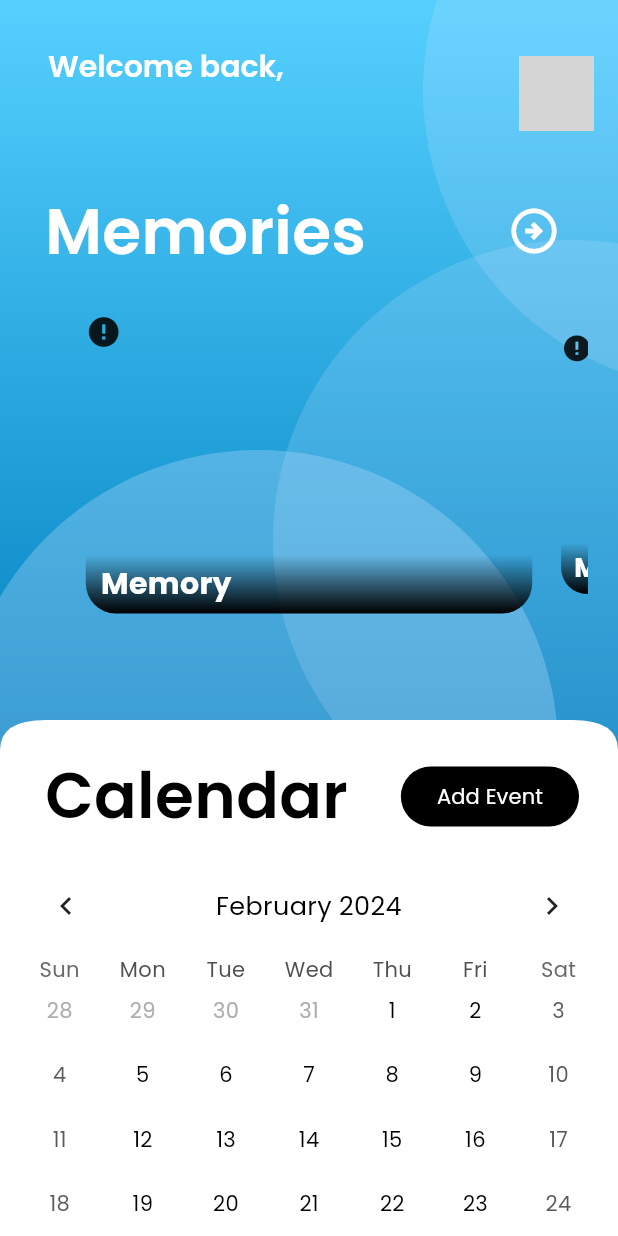
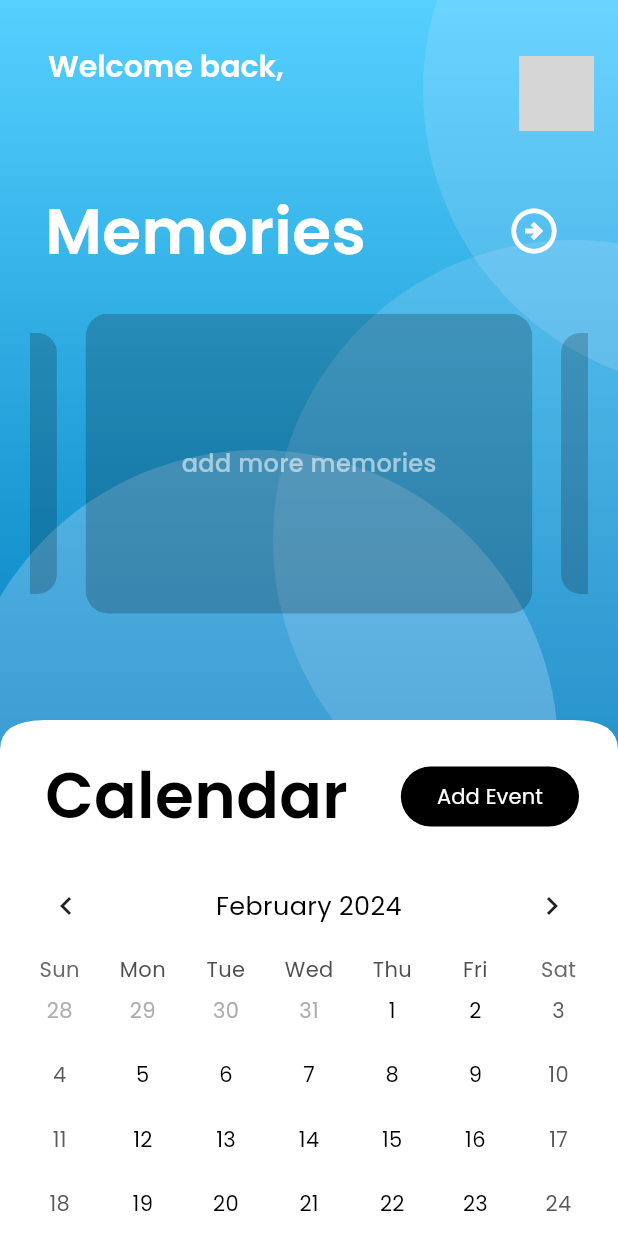
Before and after one commit to shiwangaryan/Second-Brain, a Flutter app: the HomeScreen screen opened directly, on a phone screen of 412 x 824 dp. Run offline on Flutter 3.47's test engine with Material 3 defaults, Android fonts, the phone set to English and light mode, and no system bars; drawn by our look-alikes of cached_network_image, carousel_slider, table_calendar; our stand-ins replace firebase_auth, firebase_core, flutter_spinkit, flutter_svg, get, google_sign_in and 6 more; missing offline and left inert: flutter_sound, google_gemini, pair; accounts and stored records are empty; generated files the repository leaves out were written again; network calls fail; grey boxes are pictures that could not be loaded.

Commit message:
added the feature of images from journal section showing randomly in the memory section for refreshing memory- Flutter|Hive

```diff
--- a/lib/features/home/screens/home/home.dart
+++ b/lib/features/home/screens/home/home.dart
@@ -564,7 +564,9 @@ class _HomeScreenState extends State<HomeScreen> {
                                       'https://www.pngitem.com/pimgs/m/146-1468479_my-profile-icon-blank-profile-picture-circle-hd.png',
                                 ),
                                 fit: BoxFit.cover,
-                                  ))),
+                              ),
+                            ),
+                          ),
                         )
                       ],
                     ),
--- a/lib/features/home/screens/home/widgets/image_carousel.dart
+++ b/lib/features/home/screens/home/widgets/image_carousel.dart
@@ -1,8 +1,21 @@
-import 'package:cached_network_image/cached_network_image.dart';
+import 'dart:io';
+import 'dart:math';
 import 'package:carousel_slider/carousel_slider.dart';
 import 'package:flutter/material.dart';
 import 'package:hive_flutter/hive_flutter.dart';
-// import 'package:solution_challenge_app/features/home/screens/home/widgets/addMemory.dart';
+
+List<dynamic> imageJounralsInfo() {
+  List<dynamic> ImageJournalsInfo = [];
+
+  final box = Hive.box('journal');
+  for (final key in box.keys) {
+    final object = box.get(key);
+    if (object['imagePaths'].length != 0) {
+      ImageJournalsInfo.add(object);
+    }
+  }
+  return ImageJournalsInfo;
+}
 
 class ImageCarousel extends StatefulWidget {
   const ImageCarousel({super.key});
@@ -12,35 +25,22 @@ class ImageCarousel extends StatefulWidget {
 }
 
 class _ImageCarouselState extends State<ImageCarousel> {
-  late List<dynamic> carouselImageAssets = [];
-  Future<void> getMemories() async {
-    final box = await Hive.openBox('memories');
-    final List<dynamic> memories = box.get('memories', defaultValue: [
-      {
-        'id': 'lol',
-        'image':
-            'https://plus.unsplash.com/premium_photo-1707413391465-82ac03dd5555',
-        'heading': "My second memory",
-        'content': "This is my second ever memory",
-        'audios': [],
-        'images': [],
-      },
-      {
-        'id': 'lol2',
-        'image': 'https://images.unsplash.com/photo-1707432777342-3cf708f95065',
-        'heading': "My first memory",
-        'content': "This is my first ever memory"
-      },
-    ]);
-    setState(() {
-      carouselImageAssets = memories;
-    });
-  }
+  List<dynamic> carouselImageAssets = imageJounralsInfo();
+  bool manyMemories = true;
+  Set<int> uniqueIndexSet = {};
+  List<int> uniqueIndexList = [];
 
   @override
   void initState() {
     super.initState();
-    getMemories();
+    manyMemories = carouselImageAssets.length >= 6;
+    if (manyMemories) {
+      Random rng = Random();
+      while (uniqueIndexSet.length <= 6) {
+        uniqueIndexSet.add(rng.nextInt(carouselImageAssets.length));
+      }
+      uniqueIndexList = uniqueIndexSet.toList();
+    }
   }
 
   @override
@@ -48,40 +48,78 @@ class _ImageCarouselState extends State<ImageCarousel> {
     return Column(
       mainAxisAlignment: MainAxisAlignment.center,
       children: [
-        CarouselSlider.builder(
+        manyMemories
+            ? CarouselSlider.builder(
+                itemCount: uniqueIndexList.length + 1,
+                itemBuilder: (context, index, realIndex) {
+                  if (index == uniqueIndexList.length) {
+                    return InkWell(
+                      onTap: () {},
+                      child: Center(
+                        child: Container(
+                          width: 380,
+                          height: 250,
+                          decoration: BoxDecoration(
+                            color: Colors.black.withOpacity(0.2),
+                            borderRadius: BorderRadius.circular(15),
+                          ),
+                          child: const Center(
+                            child: Text(
+                              'add more memories',
+                              style: TextStyle(
+                                fontSize: 16,
+                                color: Colors.white54,
+                                fontWeight: FontWeight.w500,
+                              ),
+                            ),
+                          ),
+                        ),
+                      ),
+                    );
+                  }
+                  return BuildImage(
+                    imageFile: carouselImageAssets[index]['imagePaths'][0],
+                    content: carouselImageAssets[index],
+                  );
+                },
+                options: CarouselOptions(
+                  height: 200,
+                  autoPlay: false,
+                  enlargeCenterPage: true,
+                ),
+              )
+            : CarouselSlider.builder(
                 itemCount: carouselImageAssets.length + 1,
                 itemBuilder: (context, index, realIndex) {
                   if (index == carouselImageAssets.length) {
-              return SizedBox(
-                  width: 300,
-                  height: 300,
+                    return InkWell(
+                      onTap: () {},
                       child: Center(
-                    child: Column(
-                      mainAxisAlignment: MainAxisAlignment.center,
-                      children: [
-                        ListTile(
-                          onTap: () {
-                            print('Add Memory');
-                            // Get.to(() => AddMemoryScreen());
-                          },
-                          title: Text('Add Memory'),
-                          trailing: Icon(Icons.add),
-                          visualDensity: VisualDensity.comfortable,
-                          shape: RoundedRectangleBorder(
-                            borderRadius: BorderRadius.circular(20),
+                        child: Container(
+                          width: 380,
+                          height: 250,
+                          decoration: BoxDecoration(
+                            color: Colors.black.withOpacity(0.2),
+                            borderRadius: BorderRadius.circular(15),
                           ),
-                          tileColor: Colors.grey[200],
+                          child: const Center(
+                            child: Text(
+                              'add more memories',
+                              style: TextStyle(
+                                fontSize: 16,
+                                color: Colors.white54,
+                                fontWeight: FontWeight.w500,
                               ),
-                        const ListTile(
-                          title: Text('View All memories'),
-                          trailing: Icon(Icons.arrow_forward_ios),
                             ),
-                      ],
                           ),
-                  ));
+                        ),
+                      ),
+                    );
                   }
-            final urlImage = carouselImageAssets[index]['image'];
-            return BuildImage(urlImage: urlImage ?? '');
+                  return BuildImage(
+                    imageFile: carouselImageAssets[index]['imagePaths'][0],
+                    content: carouselImageAssets[index],
+                  );
                 },
                 options: CarouselOptions(
                   height: 200,
@@ -97,52 +135,49 @@ class _ImageCarouselState extends State<ImageCarousel> {
 class BuildImage extends StatelessWidget {
   const BuildImage({
     super.key,
-    required this.urlImage,
+    required this.imageFile,
+    this.content,
   });
 
-  final String urlImage;
+  final String imageFile;
+  final dynamic content;
 
   @override
   Widget build(BuildContext context) {
-    return SizedBox(
-      width: 300,
-      height: 300,
+    final path = File(imageFile);
+    final String memoryTitle = content['heading'].length > 15
+        ? '${content['heading'].substring(0, 12)}...'
+        : content['heading'];
+    return InkWell(
+      onTap: () {},
       child: Stack(
         children: [
-          ClipRRect(
-            borderRadius: BorderRadius.circular(20),
-            child: CachedNetworkImage(
+          Container(
+            width: 380,
+            height: 250,
+            decoration: BoxDecoration(
+              image: DecorationImage(
+                image: FileImage(path),
                 fit: BoxFit.cover,
-              imageUrl: urlImage,
-              placeholder: (context, url) => const Center(
-                child: CircularProgressIndicator(),
               ),
-              errorWidget: (context, url, error) => const Icon(Icons.error),
+              borderRadius: BorderRadius.circular(15),
             ),
           ),
           Positioned(
-            bottom: 0,
-            left: 0,
-            right: 0,
+            bottom: 6,
+            left: 6,
             child: Container(
-              decoration: const BoxDecoration(
-                borderRadius: BorderRadius.only(
-                  bottomLeft: Radius.circular(20),
-                  bottomRight: Radius.circular(20),
+              decoration: BoxDecoration(
+                borderRadius: BorderRadius.circular(13),
+                color: Colors.black,
               ),
-                gradient: LinearGradient(
-                  colors: [Colors.black, Colors.transparent],
-                  begin: Alignment.bottomCenter,
-                  end: Alignment.topCenter,
-                ),
-              ),
-              padding: const EdgeInsets.symmetric(horizontal: 10, vertical: 5),
-              child: const Text(
-                'Memory',
-                style: TextStyle(
+              padding: const EdgeInsets.symmetric(horizontal: 16, vertical: 5),
+              child: Text(
+                memoryTitle,
+                style: const TextStyle(
                   color: Colors.white,
-                  fontSize: 20,
-                  fontWeight: FontWeight.bold,
+                  fontSize: 14,
+                  fontWeight: FontWeight.w500,
                 ),
               ),
             ),
--- a/lib/features/journal/screens/journal.dart
+++ b/lib/features/journal/screens/journal.dart
@@ -78,7 +78,6 @@ class _JournalScreenState extends State<JournalScreen> {
                     ),
                   ),
                 ),
-                const SizedBox(height: 100)
               ],
             ),
           ),
```
Lines whose indentation alone changed are shown as unchanged.
